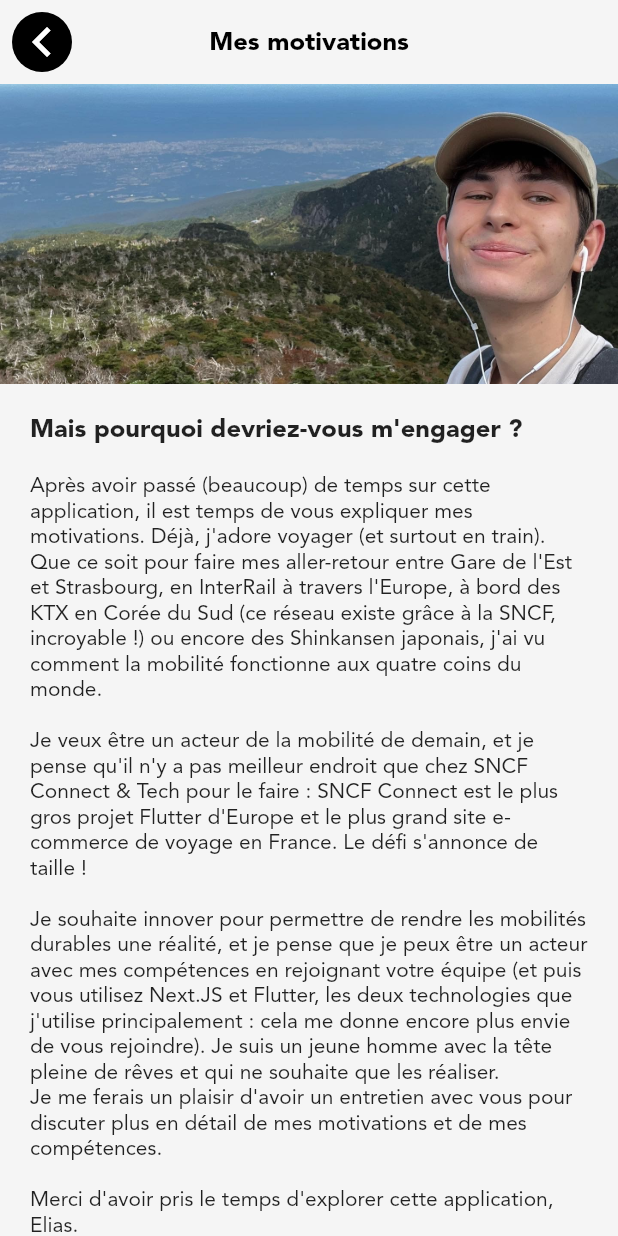
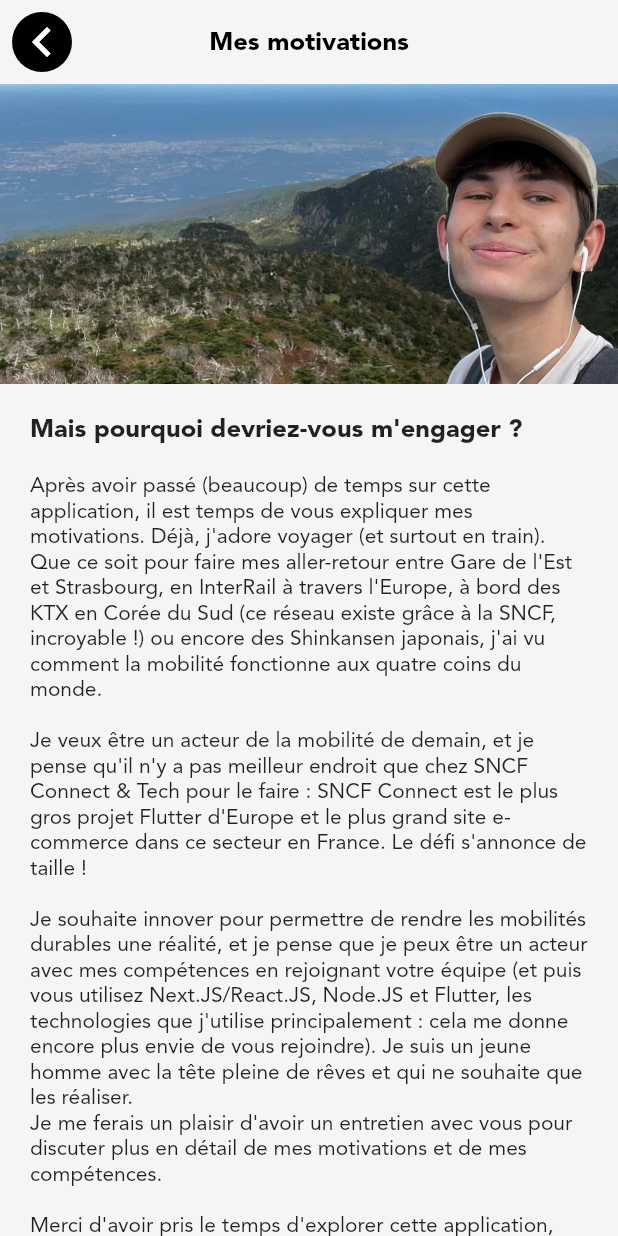
Before and after one commit to eliasto/candidature-sncfconnectandtech, a Flutter app: the screen it shows after launch, after a tap on "Mes motivations", on a phone screen of 412 x 824 dp. Run offline on Flutter 3.47's test engine with Material 2 defaults, Android fonts, the phone set to English and light mode, and no system bars; our stand-ins replace device_preview, page_transition, timelines.

```diff
--- a/lib/views/EnRoute/motivations.dart
+++ b/lib/views/EnRoute/motivations.dart
@@ -55,7 +55,7 @@ class MyMotivations extends StatelessWidget {
               const Padding(
                   padding: EdgeInsets.symmetric(horizontal: defaultPadding),
                   child: Text(
-                      "Après avoir passé (beaucoup) de temps sur cette application, il est temps de vous expliquer mes motivations. Déjà, j'adore voyager (et surtout en train). Que ce soit pour faire mes aller-retour entre Gare de l'Est et Strasbourg, en InterRail à travers l'Europe, à bord des KTX en Corée du Sud (ce réseau existe grâce à la SNCF, incroyable !) ou encore des Shinkansen japonais, j'ai vu comment la mobilité fonctionne aux quatre coins du monde.\n\nJe veux être un acteur de la mobilité de demain, et je pense qu'il n'y a pas meilleur endroit que chez SNCF Connect & Tech pour le faire : SNCF Connect est le plus gros projet Flutter d'Europe et le plus grand site e-commerce de voyage en France. Le défi s'annonce de taille !\n\nJe souhaite innover pour permettre de rendre les mobilités durables une réalité, et je pense que je peux être un acteur avec mes compétences en rejoignant votre équipe (et puis vous utilisez Next.JS et Flutter, les deux technologies que j'utilise principalement : cela me donne encore plus envie de vous rejoindre). Je suis un jeune homme avec la tête pleine de rêves et qui ne souhaite que les réaliser.\nJe me ferais un plaisir d'avoir un entretien avec vous pour discuter plus en détail de mes motivations et de mes compétences.\n\nMerci d'avoir pris le temps d'explorer cette application,\nElias.")),
+                      "Après avoir passé (beaucoup) de temps sur cette application, il est temps de vous expliquer mes motivations. Déjà, j'adore voyager (et surtout en train). Que ce soit pour faire mes aller-retour entre Gare de l'Est et Strasbourg, en InterRail à travers l'Europe, à bord des KTX en Corée du Sud (ce réseau existe grâce à la SNCF, incroyable !) ou encore des Shinkansen japonais, j'ai vu comment la mobilité fonctionne aux quatre coins du monde.\n\nJe veux être un acteur de la mobilité de demain, et je pense qu'il n'y a pas meilleur endroit que chez SNCF Connect & Tech pour le faire : SNCF Connect est le plus gros projet Flutter d'Europe et le plus grand site e-commerce dans ce secteur en France. Le défi s'annonce de taille !\n\nJe souhaite innover pour permettre de rendre les mobilités durables une réalité, et je pense que je peux être un acteur avec mes compétences en rejoignant votre équipe (et puis vous utilisez Next.JS/React.JS, Node.JS et Flutter, les technologies que j'utilise principalement : cela me donne encore plus envie de vous rejoindre). Je suis un jeune homme avec la tête pleine de rêves et qui ne souhaite que les réaliser.\nJe me ferais un plaisir d'avoir un entretien avec vous pour discuter plus en détail de mes motivations et de mes compétences.\n\nMerci d'avoir pris le temps d'explorer cette application,\nElias.")),
               const Help()
             ],
           ),
--- a/lib/views/home.dart
+++ b/lib/views/home.dart
@@ -7,6 +7,7 @@ import 'package:sncf_connect/views/EnRoute/projects.dart';
 import 'package:sncf_connect/widgets/help.dart';
 import 'package:sncf_connect/widgets/information.dart';
 import 'package:sncf_connect/widgets/panel_enroute.dart';
+import 'package:url_launcher/url_launcher.dart';
 
 class Home extends StatefulWidget {
   const Home({super.key});
@@ -62,19 +63,24 @@ class _HomeState extends State<Home> {
                     const SizedBox(height: 10),
                     TextField(
                       decoration: InputDecoration(
+                        contentPadding: const EdgeInsets.only(left: 20),
                         border: OutlineInputBorder(
                           borderSide: const BorderSide(color: Colors.white),
                           borderRadius: BorderRadius.circular(30.0),
                         ),
-                        suffixIcon: const CircleAvatar(
-                          backgroundColor: Colors.black,
-                          radius: 30,
-                          child: Icon(Icons.work_outline_outlined,
-                              color: Colors.white),
+                        suffixIcon: GestureDetector(
+                          onTap: () async => await launchUrl(Uri.parse(
+                              "https://linkedin.com/in/elias-tourneux")),
+                          child: const CircleAvatar(
+                            backgroundColor: Colors.black,
+                            radius: 30,
+                            child: Icon(Icons.work_outline_outlined,
+                                color: Colors.white),
+                          ),
                         ),
                         filled: true,
                         fillColor: Colors.white,
-                        hintText: "  Je candidate pour une alternance.",
+                        hintText: "Je candidate pour une alternance.",
                         hintStyle: const TextStyle(color: grayColor),
                       ),
                     ),
@@ -98,12 +104,12 @@ class _HomeState extends State<Home> {
                     type: PageTransitionType.rightToLeft,
                     child: const MonParcours()))
           },
-          child: PanelEnRoute(
+          child: const PanelEnRoute(
               title: "Mon parcours",
               description: "Formations et développement",
               icon: Icons.school_outlined,
-              foreground: const Color(0XFFf39718),
-              background: const Color(0XFFfde9d0)),
+              foreground: Color(0XFFf39718),
+              background: Color(0XFFfde9d0)),
         ),
         GestureDetector(
           onTap: () => Navigator.push(
@@ -111,12 +117,12 @@ class _HomeState extends State<Home> {
               PageTransition(
                   type: PageTransitionType.rightToLeft,
                   child: const MyProjects())),
-          child: PanelEnRoute(
+          child: const PanelEnRoute(
               title: "Mes projets",
               description: "Professionnels, scolaires...",
               icon: Icons.devices_outlined,
-              foreground: const Color(0XFFdc82fe),
-              background: const Color(0XFFf8e6fe)),
+              foreground: Color(0XFFdc82fe),
+              background: Color(0XFFf8e6fe)),
         ),
         GestureDetector(
           onTap: () => Navigator.push(
@@ -124,14 +130,14 @@ class _HomeState extends State<Home> {
               PageTransition(
                   type: PageTransitionType.rightToLeft,
                   child: const MyMotivations())),
-          child: PanelEnRoute(
+          child: const PanelEnRoute(
               title: "Mes motivations",
               description: "Pourquoi je veux vous rejoindre !",
               icon: Icons.favorite_border_outlined,
-              foreground: const Color(0XFF9a9bfc),
-              background: const Color(0XFFedecfe)),
+              foreground: Color(0XFF9a9bfc),
+              background: Color(0XFFedecfe)),
         ),
-        Information(
+        const Information(
           description:
               "Cette application est une démonstration de mes compétences en Flutter. N'ayant pas accès aux différents éléments graphiques, maquettes, police d'écriture, etc. j'ai essayé de rester le plus fidèle possible aux éléments à ma disposition.",
         ),
```
